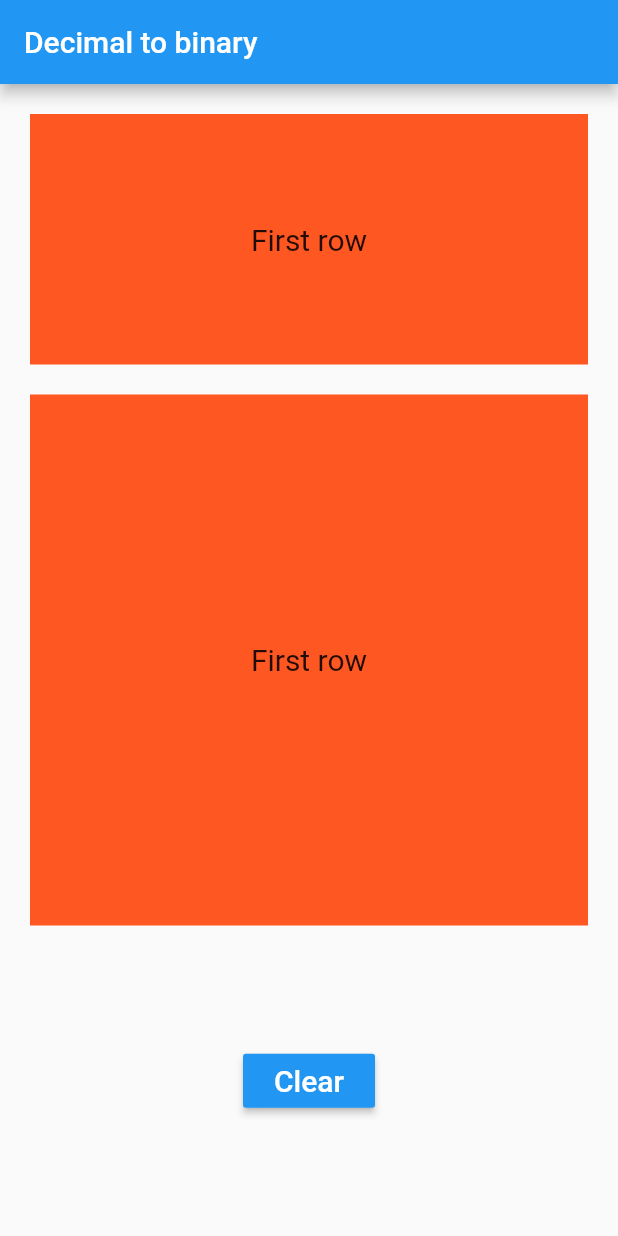
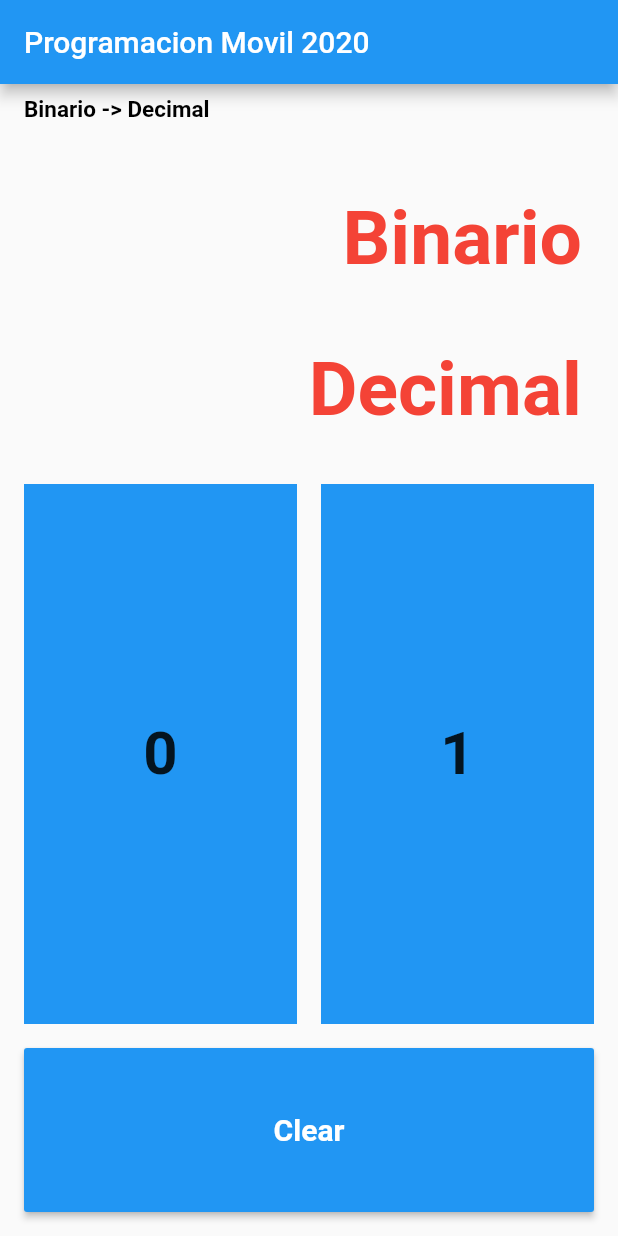
Before and after one commit to lazarod07/Binario_a_decimal, a Flutter app: the screen it shows after launch, on a phone screen of 412 x 824 dp. Run offline on Flutter 3.47's test engine with Material 2 defaults, Android fonts, the phone set to English and light mode, and no system bars.

Commit message:
Vista lista

```diff
--- a/lib/widgets/converter.dart
+++ b/lib/widgets/converter.dart
@@ -12,56 +12,138 @@ class _ConverterState extends State<Converter> {
   Widget build(BuildContext context) {
     return Scaffold(
       appBar: new AppBar(
-        title: new Text("Decimal to binary"),
+        title: new Text("Programacion Movil 2020"),
       ),
       body: new Center(
         child: Container(
-          margin: const
-          EdgeInsets.all(10.0),
-          alignment:
-          Alignment.center,
+          margin: const EdgeInsets.all(8.0),
+          alignment: Alignment.center,
           child: new Column(
             crossAxisAlignment: CrossAxisAlignment.stretch,
             children: <Widget>[
               Expanded(
-                flex: 1,
+                flex: 2,
                 child: Container(
-                  margin: const EdgeInsets.all(10.0),
-                  padding: const EdgeInsets.all(10.0),
-                  color: Colors.deepOrange,
                   alignment: Alignment.center,
-                  child: new Text("First row",
-                    style: new TextStyle(fontSize: 20.0)
+                  child: new Column(
+                    crossAxisAlignment: CrossAxisAlignment.stretch,
+                    children: <Widget>[
+                      Expanded(
+                        flex: 1,
+                        child: Container(
+                          margin: const EdgeInsets.only(left: 8.0),
+                          child: new Text(
+                            "Binario -> Decimal",
+                            textAlign: TextAlign.start,
+                            style: TextStyle(
+                              fontSize: 15.0,
+                              fontWeight: FontWeight.bold,
+                              color: Colors.black,
+                            ),
+                          ),
+                        ),
+                      ),
+                      Expanded(
+                        flex: 2,
+                        child: Container(
+                          margin: const EdgeInsets.all(8.0),
+                          padding: const EdgeInsets.all(8.0),
+                          child: Text(
+                            "Binario",
+                            textAlign: TextAlign.end,
+                            style: TextStyle(
+                              fontSize: 50.0,
+                              fontWeight: FontWeight.bold,
+                              color: Colors.red,
+                            ),
+                          ),
+                        ),
+                      ),
+                      Expanded(
+                        flex: 2,
+                        child: Container(
+                          margin: const EdgeInsets.all(8.0),
+                          padding: const EdgeInsets.all(8.0),
+                          child: Text(
+                            "Decimal",
+                            textAlign: TextAlign.end,
+                            style: TextStyle(
+                              fontSize: 50.0,
+                              fontWeight: FontWeight.bold,
+                              color: Colors.red,
+                            ),
+                          ),
+                        ),
+                      )
+                    ],
                   ),
                 )
               ),
               Expanded(
-                flex: 2,
+                flex: 3,
                 child: Container(
-                  margin: const EdgeInsets.all(10.0),
-                  padding: const EdgeInsets.all(10.0),
-                  color: Colors.deepOrange,
                   alignment: Alignment.center,
-                  child: new Text("First row",
-                    style: new TextStyle(fontSize: 20.0)
+                  child: new Row(
+                    crossAxisAlignment: CrossAxisAlignment.stretch,
+                    children: <Widget>[
+                      Expanded(
+                        flex: 1,
+                        child: Container(
+                          margin: const EdgeInsets.all(8.0),
+                          padding: const EdgeInsets.all(8.0),
+                          color: Colors.blue,
+                          alignment: Alignment.center,
+                          child: Text(
+                            "0",
+                            style: new TextStyle(
+                              fontSize: 40.0,
+                              fontWeight: FontWeight.bold,
+                            ),
+                          ),
+                        ),
+                      ),
+                      Expanded(
+                        flex: 1,
+                        child: Container(
+                          margin: const EdgeInsets.all(8.0),
+                          padding: const EdgeInsets.all(8.0),
+                          color: Colors.blue,
+                          alignment: Alignment.center,
+                          child: Text(
+                            "1",
+                            style: new TextStyle(
+                              fontSize: 40.0,
+                              fontWeight: FontWeight.bold,
+                            ),
+                          ),
+                        ),
+                      )
+                    ],
                   ),
                 )
               ),
               Expanded(
                 flex: 1,
                 child: Container(
-                  margin: const EdgeInsets.all(10.0),
-                  padding: const EdgeInsets.all(10.0),
+                  margin: const EdgeInsets.all(8.0),
                   alignment: Alignment.center,
-                  child: RaisedButton(
-                    onPressed: () {},
-                    textColor: Colors.white,
-                    child: const Text(
-                      'Clear',
-                      style: TextStyle(fontSize: 20)
+                  child: SizedBox(
+                    height: double.infinity,
+                    width: double.infinity,
+                    child: RaisedButton(
+                      padding: const EdgeInsets.all(8.0),
+                      onPressed: (){},
+                      textColor: Colors.white,
+                      child: const Text(
+                        "Clear",
+                        style: TextStyle(
+                          fontSize: 20.0,
+                          fontWeight: FontWeight.bold,
+                        ),
+                      ),
+                      color: Colors.blue,
                     ),
-                    color: Colors.blue,
-                  ),
+                  )
                 ),
               )
             ],
```
